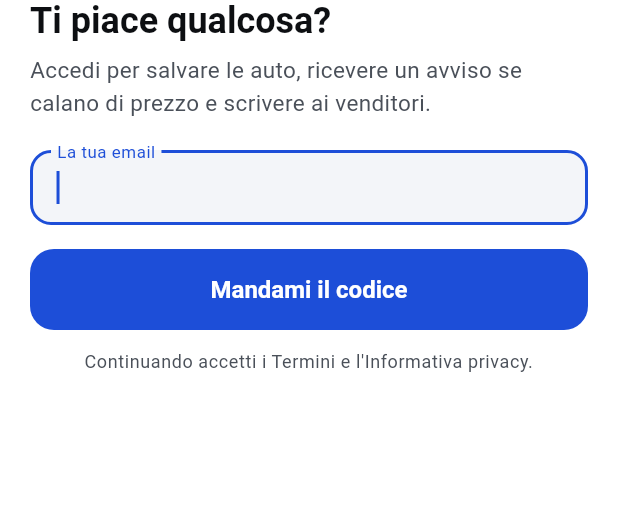
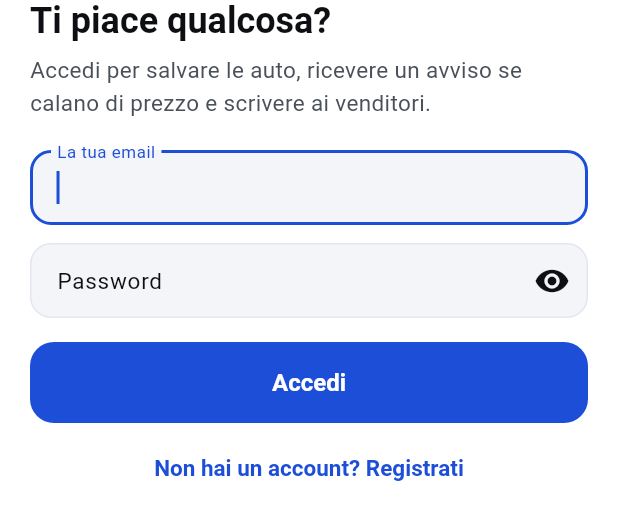
Before and after one commit to tommasotiezzi/carapp, a Flutter app: the _LoginSheet widget shown alone on an empty page, opened directly, on a phone screen of 412 x 824 dp. Shown: the top 520 px of the screen. Run offline on Flutter 3.47's test engine with Material 3 defaults, Android fonts, the phone set to English and light mode, and no system bars; our stand-ins replace cached_network_image, flutter_riverpod, go_router, shared_preferences, supabase_flutter, video_player; accounts and stored records are empty; network calls fail; statements that could not run were skipped.

Commit message:
Login with email + password (OTP codes paused)
- Login sheet: email + password, switch between Accedi and Crea account,
  show/hide password, autofill hints, minimum 8 characters on sign up.
- If Supabase still requires email confirmation, sign up ends on a
  'Conferma la tua email' step instead of failing silently.
- AuthRepository maps Supabase error codes (invalid_credentials,
  user_already_exists/email_exists, weak_password, email_not_confirmed,
  rate limits) to Italian messages.
- OTP strings removed from the ARB; CLAUDE.md: login decision, Supabase
  'Confirm email' setting, favorites.created_at.
- Tests: sign in, validation, error message, confirm-email step, error
  code mapping.

Co-Authored-By: Claude Opus 5.5 <noreply@anthropic.com>
Claude-Session: https://claude.ai/code/session_017QXvN5M2aSQRkw2CFkJTA8

```diff
--- a/carapp/lib/features/auth/data/auth_repository.dart
+++ b/carapp/lib/features/auth/data/auth_repository.dart
@@ -3,31 +3,79 @@ import 'package:supabase_flutter/supabase_flutter.dart';
 
 import '../../../core/supabase/supabase_client.dart';
 
-/// Passwordless email login: Supabase sends a one-time code,
-/// the user types it in the app.
+/// Why sign in / sign up failed, mapped from Supabase error codes.
+enum AuthFailure {
+  invalidCredentials,
+  emailTaken,
+  weakPassword,
+  emailNotConfirmed,
+  rateLimited,
+  generic,
+}
+
+class AuthFailureException implements Exception {
+  const AuthFailureException(this.failure);
+  final AuthFailure failure;
+}
+
+enum SignUpResult {
+  /// Account created and signed in.
+  signedIn,
+
+  /// "Confirm email" is on in Supabase: the user must open the email first.
+  confirmEmail,
+}
+
+/// Email + password login. (Email OTP codes are paused for now:
+/// see "Login" in CLAUDE.md.)
 class AuthRepository {
   AuthRepository(this._client);
 
   final SupabaseClient _client;
 
+  static const minPasswordLength = 8;
+
   static final _emailPattern = RegExp(r'^[^@\s]+@[^@\s]+\.[^@\s]+$');
 
   static bool isValidEmail(String email) => _emailPattern.hasMatch(email.trim());
 
-  Future<void> sendCode(String email) => _client.auth.signInWithOtp(
-        email: email.trim().toLowerCase(),
-        shouldCreateUser: true,
+  static String _normalize(String email) => email.trim().toLowerCase();
+
+  Future<void> signIn({required String email, required String password}) => _guard(
+        () => _client.auth.signInWithPassword(email: _normalize(email), password: password),
       );
 
-  Future<void> verifyCode({required String email, required String code}) async {
-    await _client.auth.verifyOTP(
-      email: email.trim().toLowerCase(),
-      token: code.trim(),
-      type: OtpType.email,
+  Future<SignUpResult> signUp({required String email, required String password}) async {
+    final res = await _guard(
+      () => _client.auth.signUp(email: _normalize(email), password: password),
     );
+    return res.session == null ? SignUpResult.confirmEmail : SignUpResult.signedIn;
   }
 
   Future<void> signOut() => _client.auth.signOut();
+
+  static Future<T> _guard<T>(Future<T> Function() call) async {
+    try {
+      return await call();
+    } catch (e) {
+      throw AuthFailureException(failureOf(e));
+    }
+  }
+
+  /// Supabase error -> what the UI says. Codes:
+  /// https://supabase.com/docs/guides/auth/debugging/error-codes
+  static AuthFailure failureOf(Object error) {
+    if (error is AuthWeakPasswordException) return AuthFailure.weakPassword;
+    if (error is! AuthException) return AuthFailure.generic;
+    return switch (error.code) {
+      'invalid_credentials' => AuthFailure.invalidCredentials,
+      'user_already_exists' || 'email_exists' => AuthFailure.emailTaken,
+      'weak_password' => AuthFailure.weakPassword,
+      'email_not_confirmed' => AuthFailure.emailNotConfirmed,
+      'over_request_rate_limit' || 'over_email_send_rate_limit' => AuthFailure.rateLimited,
+      _ => AuthFailure.generic,
+    };
+  }
 }
 
 final authRepositoryProvider = Provider<AuthRepository>(
--- a/carapp/lib/features/auth/ui/login_sheet.dart
+++ b/carapp/lib/features/auth/ui/login_sheet.dart
@@ -31,70 +31,84 @@ class _LoginSheet extends ConsumerStatefulWidget {
 
 class _LoginSheetState extends ConsumerState<_LoginSheet> {
   final _emailCtrl = TextEditingController();
-  final _codeCtrl = TextEditingController();
-  bool _codeSent = false;
+  final _passwordCtrl = TextEditingController();
+  bool _signUp = false;
+  bool _showPassword = false;
   bool _busy = false;
   String? _error;
+
+  /// Shown instead of the form when Supabase asks to confirm the email.
+  bool _confirmEmailSent = false;
 
   @override
   void dispose() {
     _emailCtrl.dispose();
-    _codeCtrl.dispose();
+    _passwordCtrl.dispose();
     super.dispose();
   }
 
-  Future<void> _sendCode() async {
+  String _message(AppLocalizations t, AuthFailure f) => switch (f) {
+        AuthFailure.invalidCredentials => t.loginErrorCredentials,
+        AuthFailure.emailTaken => t.loginErrorExists,
+        AuthFailure.weakPassword => t.loginErrorWeak,
+        AuthFailure.emailNotConfirmed => t.loginErrorNotConfirmed,
+        AuthFailure.rateLimited => t.loginErrorRateLimit,
+        AuthFailure.generic => t.loginErrorGeneric,
+      };
+
+  Future<void> _submit() async {
     final t = AppLocalizations.of(context);
     final email = _emailCtrl.text;
+    final password = _passwordCtrl.text;
+
     if (!AuthRepository.isValidEmail(email)) {
       setState(() => _error = t.loginErrorEmail);
       return;
     }
+    if (password.isEmpty ||
+        (_signUp && password.length < AuthRepository.minPasswordLength)) {
+      setState(() => _error = t.loginErrorPassword(AuthRepository.minPasswordLength));
+      return;
+    }
+
     setState(() {
       _busy = true;
       _error = null;
     });
+    final auth = ref.read(authRepositoryProvider);
     try {
-      await ref.read(authRepositoryProvider).sendCode(email);
-      if (!mounted) return;
-      setState(() => _codeSent = true);
-    } catch (_) {
-      if (!mounted) return;
-      setState(() => _error = t.loginErrorSend);
+      if (_signUp) {
+        final result = await auth.signUp(email: email, password: password);
+        if (result == SignUpResult.confirmEmail) {
+          if (mounted) setState(() => _confirmEmailSent = true);
+          return;
+        }
+      } else {
+        await auth.signIn(email: email, password: password);
+      }
+      TextInput.finishAutofillContext();
+      // Push what the user chose in onboarding to their account.
+      await ref.read(onboardingControllerProvider.notifier).syncIfLoggedIn();
+      if (mounted) Navigator.of(context).pop(true);
+    } on AuthFailureException catch (e) {
+      if (mounted) setState(() => _error = _message(t, e.failure));
     } finally {
       if (mounted) setState(() => _busy = false);
     }
   }
 
-  Future<void> _verify() async {
-    final t = AppLocalizations.of(context);
-    final code = _codeCtrl.text.trim();
-    if (code.length < 6) {
-      setState(() => _error = t.loginErrorCode);
-      return;
-    }
-    setState(() {
-      _busy = true;
+  void _switchMode() => setState(() {
+        _signUp = !_signUp;
         _error = null;
       });
-    try {
-      await ref.read(authRepositoryProvider).verifyCode(email: _emailCtrl.text, code: code);
-      // Push what the user chose in onboarding to their new account.
-      await ref.read(onboardingControllerProvider.notifier).syncIfLoggedIn();
-      if (!mounted) return;
-      Navigator.of(context).pop(true);
-    } catch (_) {
-      if (!mounted) return;
-      setState(() => _error = t.loginErrorCode);
-    } finally {
-      if (mounted) setState(() => _busy = false);
-    }
-  }
 
   @override
   Widget build(BuildContext context) {
     final t = AppLocalizations.of(context);
     final text = Theme.of(context).textTheme;
+
+    final title = _signUp ? t.loginSignUpTitle : (widget.title ?? t.loginTitle);
+    final subtitle = widget.subtitle ?? t.loginSubtitle;
 
     return Padding(
       padding: EdgeInsets.only(
@@ -102,46 +116,67 @@ class _LoginSheetState extends ConsumerState<_LoginSheet> {
         right: AppSpacing.xl,
         bottom: MediaQuery.viewInsetsOf(context).bottom + AppSpacing.xl,
       ),
+      child: _confirmEmailSent
+          ? Column(
+              mainAxisSize: MainAxisSize.min,
+              crossAxisAlignment: CrossAxisAlignment.stretch,
+              children: [
+                Text(t.loginConfirmTitle, style: text.headlineSmall),
+                const SizedBox(height: AppSpacing.s),
+                Text(
+                  t.loginConfirmBody(_emailCtrl.text.trim()),
+                  style: text.bodyMedium?.copyWith(fontSize: 15),
+                ),
+                const SizedBox(height: AppSpacing.xl),
+                FilledButton(
+                  onPressed: () => setState(() {
+                    _confirmEmailSent = false;
+                    _signUp = false;
+                  }),
+                  child: Text(t.loginSignIn),
+                ),
+              ],
+            )
+          : AutofillGroup(
               child: Column(
                 mainAxisSize: MainAxisSize.min,
                 crossAxisAlignment: CrossAxisAlignment.stretch,
                 children: [
-          Text(
-            _codeSent ? t.loginCodeTitle : (widget.title ?? t.loginTitle),
-            style: text.headlineSmall,
-          ),
+                  Text(title, style: text.headlineSmall),
                   const SizedBox(height: AppSpacing.s),
-          Text(
-            _codeSent
-                ? t.loginCodeSubtitle(_emailCtrl.text.trim())
-                : (widget.subtitle ?? t.loginSubtitle),
-            style: text.bodyMedium?.copyWith(fontSize: 15),
-          ),
+                  Text(subtitle, style: text.bodyMedium?.copyWith(fontSize: 15)),
                   const SizedBox(height: AppSpacing.xl),
-          if (!_codeSent)
                   TextField(
                     controller: _emailCtrl,
                     autofocus: true,
                     keyboardType: TextInputType.emailAddress,
+                    autocorrect: false,
                     autofillHints: const [AutofillHints.email],
-              textInputAction: TextInputAction.send,
-              onSubmitted: (_) => _busy ? null : _sendCode(),
+                    textInputAction: TextInputAction.next,
                     decoration: InputDecoration(labelText: t.loginEmailLabel),
-            )
-          else
+                  ),
+                  const SizedBox(height: AppSpacing.m),
                   TextField(
-              controller: _codeCtrl,
-              autofocus: true,
-              keyboardType: TextInputType.number,
-              autofillHints: const [AutofillHints.oneTimeCode],
-              inputFormatters: [
-                FilteringTextInputFormatter.digitsOnly,
-                LengthLimitingTextInputFormatter(8),
+                    controller: _passwordCtrl,
+                    obscureText: !_showPassword,
+                    autocorrect: false,
+                    enableSuggestions: false,
+                    autofillHints: [
+                      _signUp ? AutofillHints.newPassword : AutofillHints.password,
                     ],
                     textInputAction: TextInputAction.done,
-              onSubmitted: (_) => _busy ? null : _verify(),
-              style: const TextStyle(fontSize: 22, letterSpacing: 6, fontWeight: FontWeight.w700),
-              decoration: InputDecoration(labelText: t.loginCodeLabel),
+                    onSubmitted: (_) => _busy ? null : _submit(),
+                    decoration: InputDecoration(
+                      labelText: t.loginPasswordLabel,
+                      helperText: _signUp
+                          ? t.loginPasswordHint(AuthRepository.minPasswordLength)
+                          : null,
+                      suffixIcon: IconButton(
+                        tooltip: _showPassword ? t.loginHidePassword : t.loginShowPassword,
+                        icon: Icon(_showPassword ? Icons.visibility_off : Icons.visibility),
+                        onPressed: () => setState(() => _showPassword = !_showPassword),
+                      ),
+                    ),
                   ),
                   if (_error != null) ...[
                     const SizedBox(height: AppSpacing.s),
@@ -149,44 +184,24 @@ class _LoginSheetState extends ConsumerState<_LoginSheet> {
                   ],
                   const SizedBox(height: AppSpacing.l),
                   FilledButton(
-            onPressed: _busy ? null : (_codeSent ? _verify : _sendCode),
+                    onPressed: _busy ? null : _submit,
                     child: _busy
                         ? const SizedBox(
                             width: 22,
                             height: 22,
                             child: CircularProgressIndicator(strokeWidth: 2.5, color: Colors.white),
                           )
-                : Text(_codeSent ? t.loginVerify : t.loginSendCode),
+                        : Text(_signUp ? t.loginSignUp : t.loginSignIn),
                   ),
-          if (_codeSent)
-            Row(
-              mainAxisAlignment: MainAxisAlignment.spaceBetween,
-              children: [
+                  const SizedBox(height: AppSpacing.xs),
                   TextButton(
-                  onPressed: _busy
-                      ? null
-                      : () => setState(() {
-                            _codeSent = false;
-                            _codeCtrl.clear();
-                            _error = null;
-                          }),
-                  child: Text(t.loginChangeEmail),
+                    onPressed: _busy ? null : _switchMode,
+                    child: Text(_signUp ? t.loginToSignIn : t.loginToSignUp),
                   ),
-                TextButton(
-                  onPressed: _busy ? null : _sendCode,
-                  child: Text(t.loginResend),
+                  if (_signUp)
+                    Text(t.loginTerms, textAlign: TextAlign.center, style: text.bodySmall),
+                ],
               ),
-              ],
-            )
-          else ...[
-            const SizedBox(height: AppSpacing.m),
-            Text(
-              t.loginTerms,
-              textAlign: TextAlign.center,
-              style: text.bodySmall,
-            ),
-          ],
-        ],
             ),
     );
   }
--- a/carapp/lib/l10n/app_it.arb
+++ b/carapp/lib/l10n/app_it.arb
@@ -80,17 +80,28 @@
   "loginTitle": "Ti piace qualcosa?",
   "loginSubtitle": "Accedi per salvare le auto, ricevere un avviso se calano di prezzo e scrivere ai venditori.",
   "loginEmailLabel": "La tua email",
-  "loginSendCode": "Mandami il codice",
-  "loginCodeTitle": "Controlla la tua email",
-  "loginCodeSubtitle": "Abbiamo mandato un codice a {email}",
-  "@loginCodeSubtitle": {"placeholders": {"email": {"type": "String"}}},
-  "loginCodeLabel": "Codice",
-  "loginVerify": "Accedi",
-  "loginResend": "Rimanda il codice",
-  "loginChangeEmail": "Cambia email",
+  "loginPasswordLabel": "Password",
+  "loginPasswordHint": "Almeno {min} caratteri",
+  "@loginPasswordHint": {"placeholders": {"min": {"type": "int"}}},
+  "loginShowPassword": "Mostra password",
+  "loginHidePassword": "Nascondi password",
+  "loginSignIn": "Accedi",
+  "loginSignUp": "Crea account",
+  "loginSignUpTitle": "Crea il tuo account",
+  "loginToSignUp": "Non hai un account? Registrati",
+  "loginToSignIn": "Hai già un account? Accedi",
+  "loginConfirmTitle": "Conferma la tua email",
+  "loginConfirmBody": "Ti abbiamo mandato un link a {email}. Aprilo per attivare l'account, poi accedi.",
+  "@loginConfirmBody": {"placeholders": {"email": {"type": "String"}}},
+  "loginErrorPassword": "La password deve avere almeno {min} caratteri.",
+  "@loginErrorPassword": {"placeholders": {"min": {"type": "int"}}},
+  "loginErrorCredentials": "Email o password non corretti.",
+  "loginErrorExists": "Esiste già un account con questa email: accedi.",
+  "loginErrorWeak": "Password troppo debole, scegline una più lunga.",
+  "loginErrorNotConfirmed": "Prima conferma l'email che ti abbiamo mandato.",
+  "loginErrorRateLimit": "Troppi tentativi, riprova tra qualche minuto.",
+  "loginErrorGeneric": "Qualcosa è andato storto, riprova.",
   "loginErrorEmail": "Controlla l'indirizzo email.",
-  "loginErrorCode": "Codice non valido o scaduto.",
-  "loginErrorSend": "Non siamo riusciti a inviare il codice, riprova tra poco.",
   "loginTerms": "Continuando accetti i Termini e l'Informativa privacy.",
 
   "profileGuestTitle": "Ciao!",
--- a/carapp/lib/l10n/gen/app_localizations.dart
+++ b/carapp/lib/l10n/gen/app_localizations.dart
@@ -502,65 +502,119 @@ abstract class AppLocalizations {
   /// **'La tua email'**
   String get loginEmailLabel;
 
-  /// No description provided for @loginSendCode.
+  /// No description provided for @loginPasswordLabel.
   ///
   /// In it, this message translates to:
-  /// **'Mandami il codice'**
-  String get loginSendCode;
+  /// **'Password'**
+  String get loginPasswordLabel;
 
-  /// No description provided for @loginCodeTitle.
+  /// No description provided for @loginPasswordHint.
   ///
   /// In it, this message translates to:
-  /// **'Controlla la tua email'**
-  String get loginCodeTitle;
+  /// **'Almeno {min} caratteri'**
+  String loginPasswordHint(int min);
 
-  /// No description provided for @loginCodeSubtitle.
+  /// No description provided for @loginShowPassword.
   ///
   /// In it, this message translates to:
-  /// **'Abbiamo mandato un codice a {email}'**
-  String loginCodeSubtitle(String email);
+  /// **'Mostra password'**
+  String get loginShowPassword;
 
-  /// No description provided for @loginCodeLabel.
+  /// No description provided for @loginHidePassword.
   ///
   /// In it, this message translates to:
-  /// **'Codice'**
-  String get loginCodeLabel;
+  /// **'Nascondi password'**
+  String get loginHidePassword;
 
-  /// No description provided for @loginVerify.
+  /// No description provided for @loginSignIn.
   ///
   /// In it, this message translates to:
   /// **'Accedi'**
-  String get loginVerify;
+  String get loginSignIn;
 
-  /// No description provided for @loginResend.
+  /// No description provided for @loginSignUp.
   ///
   /// In it, this message translates to:
-  /// **'Rimanda il codice'**
-  String get loginResend;
+  /// **'Crea account'**
+  String get loginSignUp;
 
-  /// No description provided for @loginChangeEmail.
+  /// No description provided for @loginSignUpTitle.
   ///
   /// In it, this message translates to:
-  /// **'Cambia email'**
-  String get loginChangeEmail;
+  /// **'Crea il tuo account'**
+  String get loginSignUpTitle;
+
+  /// No description provided for @loginToSignUp.
+  ///
+  /// In it, this message translates to:
+  /// **'Non hai un account? Registrati'**
+  String get loginToSignUp;
+
+  /// No description provided for @loginToSignIn.
+  ///
+  /// In it, this message translates to:
+  /// **'Hai già un account? Accedi'**
+  String get loginToSignIn;
+
+  /// No description provided for @loginConfirmTitle.
+  ///
+  /// In it, this message translates to:
+  /// **'Conferma la tua email'**
+  String get loginConfirmTitle;
+
+  /// No description provided for @loginConfirmBody.
+  ///
+  /// In it, this message translates to:
+  /// **'Ti abbiamo mandato un link a {email}. Aprilo per attivare l\'account, poi accedi.'**
+  String loginConfirmBody(String email);
+
+  /// No description provided for @loginErrorPassword.
+  ///
+  /// In it, this message translates to:
+  /// **'La password deve avere almeno {min} caratteri.'**
+  String loginErrorPassword(int min);
+
+  /// No description provided for @loginErrorCredentials.
+  ///
+  /// In it, this message translates to:
+  /// **'Email o password non corretti.'**
+  String get loginErrorCredentials;
+
+  /// No description provided for @loginErrorExists.
+  ///
+  /// In it, this message translates to:
+  /// **'Esiste già un account con questa email: accedi.'**
+  String get loginErrorExists;
+
+  /// No description provided for @loginErrorWeak.
+  ///
+  /// In it, this message translates to:
+  /// **'Password troppo debole, scegline una più lunga.'**
+  String get loginErrorWeak;
+
+  /// No description provided for @loginErrorNotConfirmed.
+  ///
+  /// In it, this message translates to:
+  /// **'Prima conferma l\'email che ti abbiamo mandato.'**
+  String get loginErrorNotConfirmed;
+
+  /// No description provided for @loginErrorRateLimit.
+  ///
+  /// In it, this message translates to:
+  /// **'Troppi tentativi, riprova tra qualche minuto.'**
+  String get loginErrorRateLimit;
+
+  /// No description provided for @loginErrorGeneric.
+  ///
+  /// In it, this message translates to:
+  /// **'Qualcosa è andato storto, riprova.'**
+  String get loginErrorGeneric;
 
   /// No description provided for @loginErrorEmail.
   ///
   /// In it, this message translates to:
   /// **'Controlla l\'indirizzo email.'**
   String get loginErrorEmail;
-
-  /// No description provided for @loginErrorCode.
-  ///
-  /// In it, this message translates to:
-  /// **'Codice non valido o scaduto.'**
-  String get loginErrorCode;
-
-  /// No description provided for @loginErrorSend.
-  ///
-  /// In it, this message translates to:
-  /// **'Non siamo riusciti a inviare il codice, riprova tra poco.'**
-  String get loginErrorSend;
 
   /// No description provided for @loginTerms.
   ///
--- a/carapp/lib/l10n/gen/app_localizations_it.dart
+++ b/carapp/lib/l10n/gen/app_localizations_it.dart
@@ -231,37 +231,71 @@ class AppLocalizationsIt extends AppLocalizations {
   String get loginEmailLabel => 'La tua email';
 
   @override
-  String get loginSendCode => 'Mandami il codice';
+  String get loginPasswordLabel => 'Password';
 
   @override
-  String get loginCodeTitle => 'Controlla la tua email';
-
-  @override
-  String loginCodeSubtitle(String email) {
-    return 'Abbiamo mandato un codice a $email';
+  String loginPasswordHint(int min) {
+    return 'Almeno $min caratteri';
   }
 
   @override
-  String get loginCodeLabel => 'Codice';
+  String get loginShowPassword => 'Mostra password';
 
   @override
-  String get loginVerify => 'Accedi';
+  String get loginHidePassword => 'Nascondi password';
 
   @override
-  String get loginResend => 'Rimanda il codice';
+  String get loginSignIn => 'Accedi';
 
   @override
-  String get loginChangeEmail => 'Cambia email';
+  String get loginSignUp => 'Crea account';
+
+  @override
+  String get loginSignUpTitle => 'Crea il tuo account';
+
+  @override
+  String get loginToSignUp => 'Non hai un account? Registrati';
+
+  @override
+  String get loginToSignIn => 'Hai già un account? Accedi';
+
+  @override
+  String get loginConfirmTitle => 'Conferma la tua email';
+
+  @override
+  String loginConfirmBody(String email) {
+    return 'Ti abbiamo mandato un link a $email. Aprilo per attivare l\'account, poi accedi.';
+  }
+
+  @override
+  String loginErrorPassword(int min) {
+    return 'La password deve avere almeno $min caratteri.';
+  }
+
+  @override
+  String get loginErrorCredentials => 'Email o password non corretti.';
+
+  @override
+  String get loginErrorExists =>
+      'Esiste già un account con questa email: accedi.';
+
+  @override
+  String get loginErrorWeak =>
+      'Password troppo debole, scegline una più lunga.';
+
+  @override
+  String get loginErrorNotConfirmed =>
+      'Prima conferma l\'email che ti abbiamo mandato.';
+
+  @override
+  String get loginErrorRateLimit =>
+      'Troppi tentativi, riprova tra qualche minuto.';
+
+  @override
+  String get loginErrorGeneric => 'Qualcosa è andato storto, riprova.';
 
   @override
   String get loginErrorEmail => 'Controlla l\'indirizzo email.';
-
-  @override
-  String get loginErrorCode => 'Codice non valido o scaduto.';
-
-  @override
-  String get loginErrorSend =>
-      'Non siamo riusciti a inviare il codice, riprova tra poco.';
 
   @override
   String get loginTerms =>
```
Also changed, not shown: 2 other files. Lines whose indentation alone changed are shown as unchanged.
